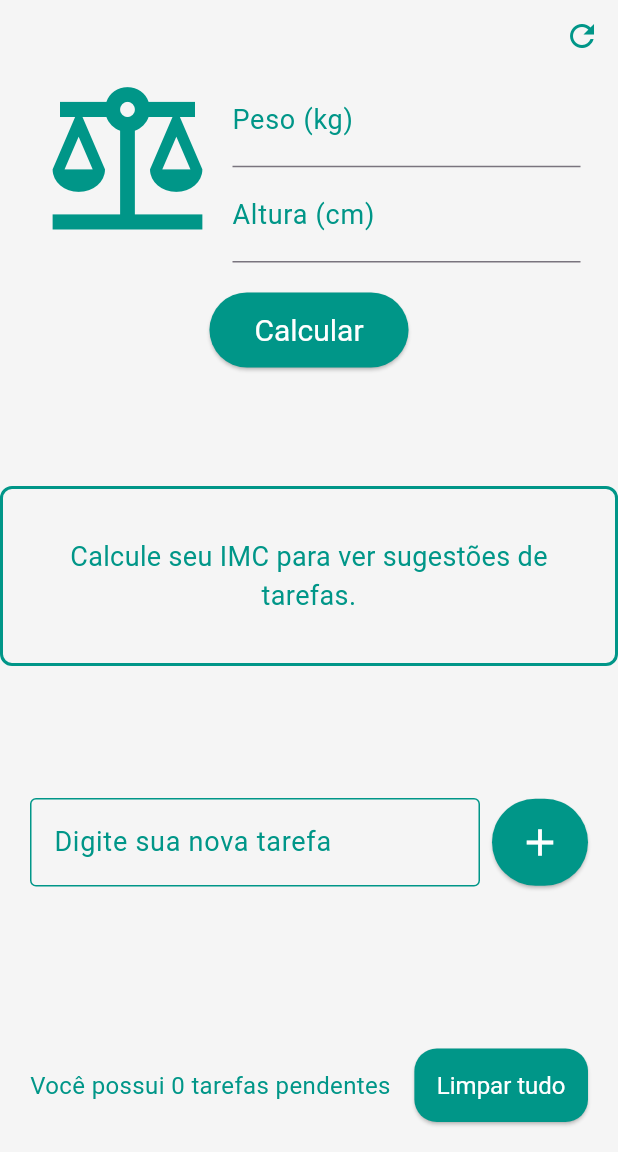
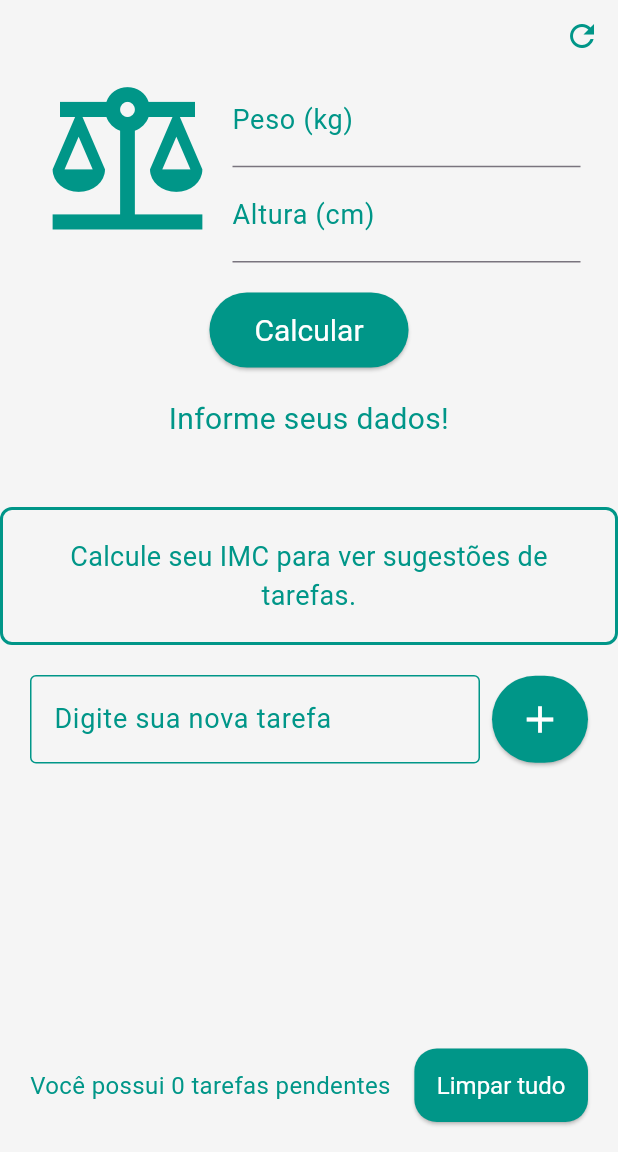
Before and after one commit to Ricardo-Forttunato/imc_tasks_manager, a Flutter app: the screen it shows after launch, on a phone screen of 412 x 824 dp, the part 84-1236 px from its top. Run offline on Flutter 3.47's test engine with Material 3 defaults, Android fonts, the phone set to English and light mode, and no system bars; our stand-ins replace flutter_slidable, shared_preferences.

Commit message:
corrigindo flex do container tasksSuggestions

```diff
--- a/lib/main.dart
+++ b/lib/main.dart
@@ -125,10 +125,10 @@
             ),
           ),
           Expanded(
-            flex: 1,
+            flex: 0,
             child: Center(
               child: Container(
-                padding: const EdgeInsets.all(32.0),
+                padding: const EdgeInsets.all(18.0),
                 decoration: BoxDecoration(
                   border: Border.all(
                     color: Theme.of(context).primaryColor,
```
